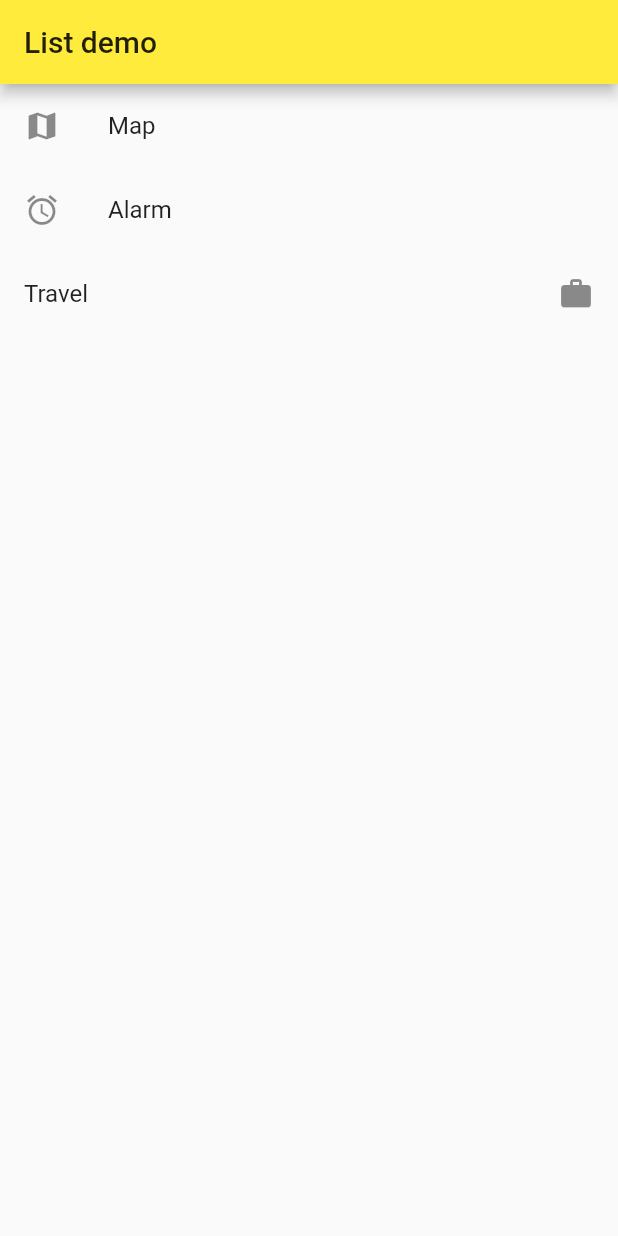
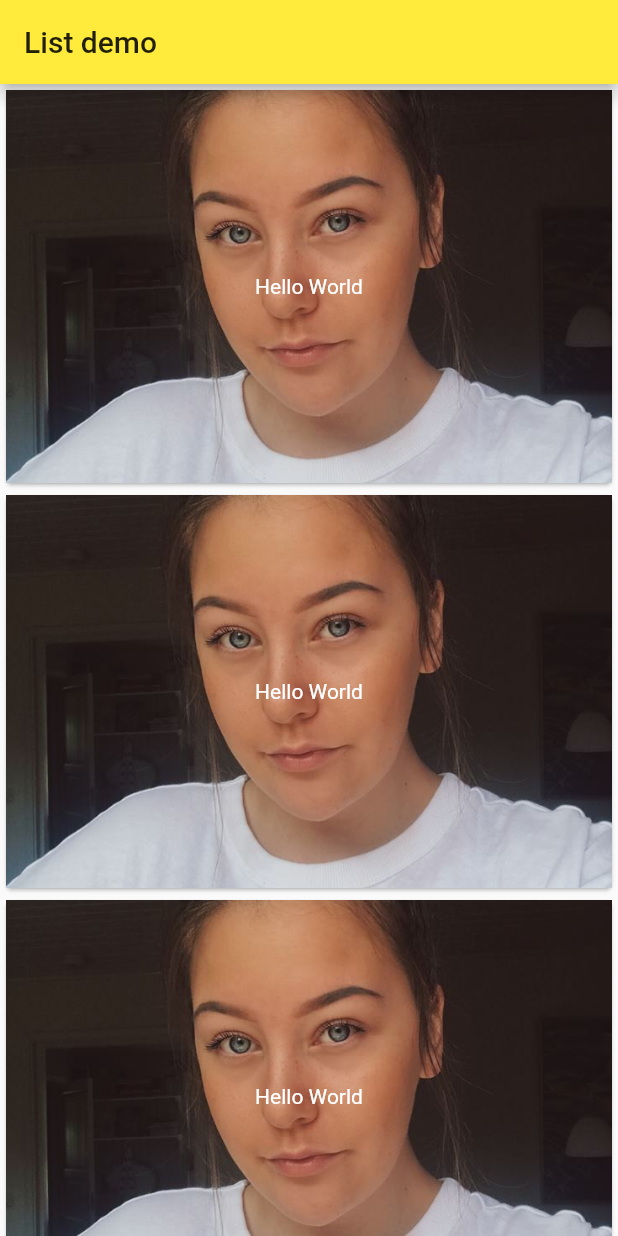
Before and after one commit to glasspinnA/TravelRecommendation, a Flutter app: the screen it shows after launch, on a phone screen of 412 x 824 dp. Run offline on Flutter 3.47's test engine with Material 2 defaults, Android fonts, the phone set to English and light mode, and no system bars.

Commit message:
Created listview with text and background

```diff
--- a/lib/main.dart
+++ b/lib/main.dart
@@ -7,6 +7,10 @@ class MyApp extends StatelessWidget {
   @override
   Widget build(BuildContext context) {
     final title = "List demo";
+    List<String> listText = new List();
+    listText.add("1");
+    listText.add("1");
+    listText.add("1");
     return MaterialApp(
         title: 'Flutter Demo',
         theme: ThemeData(primarySwatch: Colors.yellow),
@@ -14,16 +18,32 @@ class MyApp extends StatelessWidget {
             appBar: AppBar(
               title: Text(title),
             ),
-          body: ListView(
+            body: ListView.builder(
+              itemCount: listText.length,
+              itemBuilder: (context, index) {
+                return SizedBox(
+                  width: 150.0,
+                  height: 270.0,
+                  child: Card(
+                    child: Stack(
                       children: <Widget>[
-              ListTile(
-                leading: Icon(Icons.map),
-                title: Text("Map"),
+                        Container(
+                            child: Text(
+                              "Hello World",
+                              style: TextStyle(color: Colors.white),
+                              textAlign: TextAlign.center,
                             ),
-              ListTile(leading: Icon(Icons.access_alarm), title: Text("Alarm")),
-              ListTile(trailing: Icon(Icons.work), title: Text("Travel"))
+                            alignment: Alignment.center,
+                            constraints: BoxConstraints.expand(),
+                            decoration: BoxDecoration(
+                                image: DecorationImage(
+                                    image: ExactAssetImage("assets/jonna2.jpg"),
+                                    fit: BoxFit.cover)))
                       ],
                     ),
-        ));
+                  ),
+                );
+              },
+            )));
   }
 }
--- a/pubspec.yaml
+++ b/pubspec.yaml
@@ -24,6 +24,7 @@ dependencies:
   # Use with the CupertinoIcons class for iOS style icons.
   cupertino_icons: ^0.1.2
 
+
 dev_dependencies:
   flutter_test:
     sdk: flutter
@@ -41,8 +42,8 @@ flutter:
   uses-material-design: true
 
   # To add assets to your application, add an assets section, like this:
-  # assets:
-  #  - images/a_dot_burr.jpeg
+  assets:
+    - assets/jonna2.jpg
   #  - images/a_dot_ham.jpeg
 
   # An image asset can refer to one or more resolution-specific "variants", see
```
Also changed, not shown: assets/jonna2.jpg (added). Lines whose indentation alone changed are shown as unchanged.
